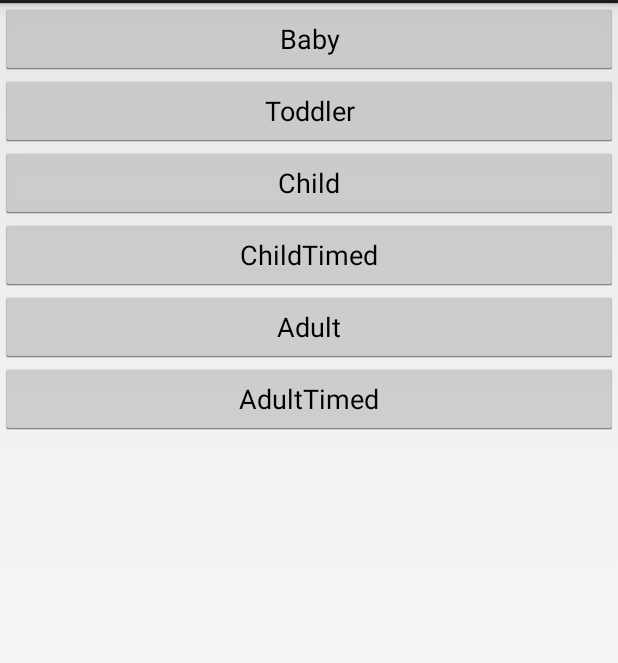
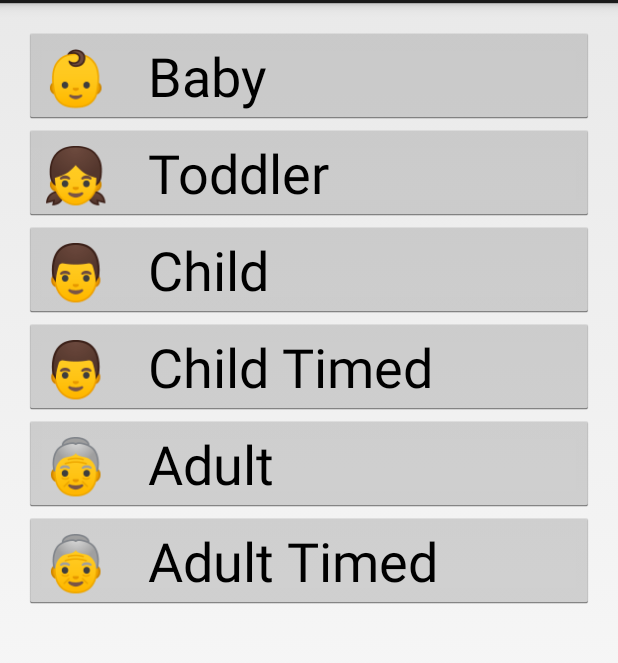
Before and after one commit to quaap/DodaTheExploda, an Android app: the screen it shows after launch (EntryActivity), on a phone screen of 412 x 824 dp, the part 69-732 px from its top. Run offline under Robolectric (Android 15) with nearby library versions, the light colour scheme and no system bars.

Commit message:
entry rework, font sizes, etc

```diff
--- a/app/src/main/java/quaap/com/dodatheexploda/EntryActivity.java
+++ b/app/src/main/java/quaap/com/dodatheexploda/EntryActivity.java
@@ -3,7 +3,10 @@ package quaap.com.dodatheexploda;
 import android.app.Activity;
 import android.content.Intent;
 import android.os.Bundle;
+import android.util.Log;
+import android.view.Gravity;
 import android.view.View;
+import android.view.ViewGroup;
 import android.widget.Button;
 import android.widget.LinearLayout;
 
@@ -17,8 +20,12 @@ public class EntryActivity extends Activity {
         LinearLayout mv = (LinearLayout)findViewById(R.id.main_view);
 
         for (final Mode m: Mode.values()) {
+            Log.d("Entry", m.name());
+
             Button b = new Button(this);
-            b.setText(m.name());
+            b.setText(m.toString(this));
+
+            b.setTextSize(36);
             b.setOnClickListener(new View.OnClickListener() {
                 @Override
                 public void onClick(View v) {
@@ -27,6 +34,8 @@ public class EntryActivity extends Activity {
                     startActivity(i);
                 }
             });
+
+            b.setGravity(Gravity.START);
             mv.addView(b);
         }
 
--- a/app/src/main/java/quaap/com/dodatheexploda/Mode.java
+++ b/app/src/main/java/quaap/com/dodatheexploda/Mode.java
@@ -8,20 +8,22 @@ import android.content.Context;
 
 public enum Mode {
 
-    Baby   (3, 0, 1, -1),
-    Toddler(7, 0, 2, -1),
-    Child  (25, 0, 3, 15),
-    ChildTimed  (25, 180, 3, 15),
-    Adult  (50, 0, 4, 5),
-    AdultTimed  (50, 12, 4, 5)
+    Baby   (3, 0, 1, -1, R.string.level_baby, R.integer.level_baby_icon),
+    Toddler(7, 0, 2, -1, R.string.level_toddler, R.integer.level_toddler_icon),
+    Child  (25, 0, 3, 15, R.string.level_child, R.integer.level_child_icon),
+    ChildTimed  (25, 180, 3, 15, R.string.level_childtimed, R.integer.level_childtimed_icon),
+    Adult  (50, 0, 4, 5, R.string.level_adult, R.integer.level_adult_icon),
+    AdultTimed  (50, 12, 4, 5, R.string.level_adulttimed, R.integer.level_adulttimed_icon)
     ;
 
 
-    Mode(int numIcons, int timeAllowed, int overLap, int hints) {
+    Mode(int numIcons, int timeAllowed, int overLap, int hints, int stringRes, int iconRes) {
         this.numIcons = numIcons;
         this.timeAllowed = timeAllowed;
         this.overLap = overLap;
         this.hints = hints;
+        this.string = stringRes;
+        this.icon = iconRes;
     }
 
 
@@ -67,12 +69,18 @@ public enum Mode {
         return hints>-1;
     }
 
+    public String toString(Context context) {
+        return new String(Character.toChars(context.getResources().getInteger(icon))) + "   " + context.getString(string);
+    }
+
+
     private int numIcons;
     private int overLap;
     private int hints;
     private int timeAllowed;
 
-
+    private int string;
+    private int icon;
 
 
 
--- a/app/src/main/res/layout/activity_entry.xml
+++ b/app/src/main/res/layout/activity_entry.xml
@@ -1,11 +1,16 @@
 <?xml version="1.0" encoding="utf-8"?>
-<android.widget.LinearLayout xmlns:android="http://schemas.android.com/apk/res/android"
+<android.widget.ScrollView xmlns:android="http://schemas.android.com/apk/res/android"
     xmlns:app="http://schemas.android.com/apk/res-auto"
     xmlns:tools="http://schemas.android.com/tools"
-    android:id="@+id/main_view"
     android:layout_width="match_parent"
     android:layout_height="match_parent"
-    android:orientation="vertical"
+    android:layout_margin="16dp"
     tools:context="quaap.com.dodatheexploda.EntryActivity">
 
-</android.widget.LinearLayout>
+    <LinearLayout
+        android:id="@+id/main_view"
+        android:layout_width="match_parent"
+        android:layout_height="match_parent"
+        android:gravity="center"
+        android:orientation="vertical"/>
+</android.widget.ScrollView>
--- a/app/src/main/res/values/strings.xml
+++ b/app/src/main/res/values/strings.xml
@@ -2,5 +2,24 @@
     <string name="app_name">Doda The Exploda</string>
     <string name="score_hints">Hints: %d</string>
     <string name="score_time">Time: %d</string>
-    <string name="score_found">Found: %1$d/%2$d</string>
+    <string name="score_found">%1$d/%2$d</string>
+
+
+    <string name="level_baby">Baby</string>
+    <string name="level_toddler">Toddler</string>
+    <string name="level_child">Child</string>
+    <string name="level_childtimed">Child Timed</string>
+    <string name="level_adult">Adult</string>
+    <string name="level_adulttimed">Adult Timed</string>
+
+
+    <integer name="level_baby_icon">0x1F476</integer>
+    <integer name="level_toddler_icon">0x1F467</integer>
+    <integer name="level_child_icon">0x1F468</integer>
+    <integer name="level_childtimed_icon">0x1F468</integer>
+    <integer name="level_adult_icon">0x1F475</integer>
+    <integer name="level_adulttimed_icon">0x1F475</integer>
+
+
+
 </resources>
```
Also changed, not shown: app/src/main/java/quaap/com/dodatheexploda/MainActivity.java (+16 -3 lines), app/src/main/res/layout/activity_main.xml (+19 -19 lines).
